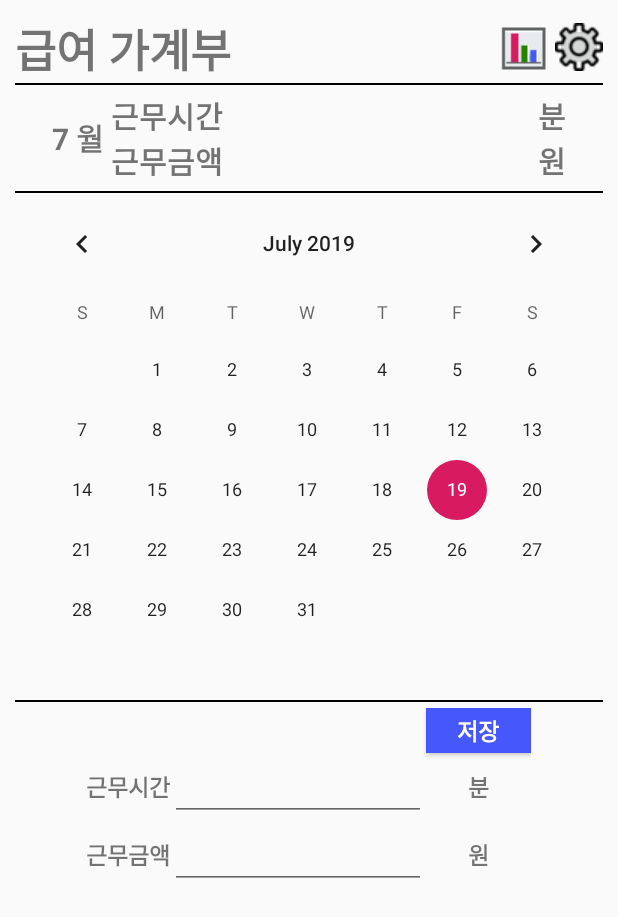
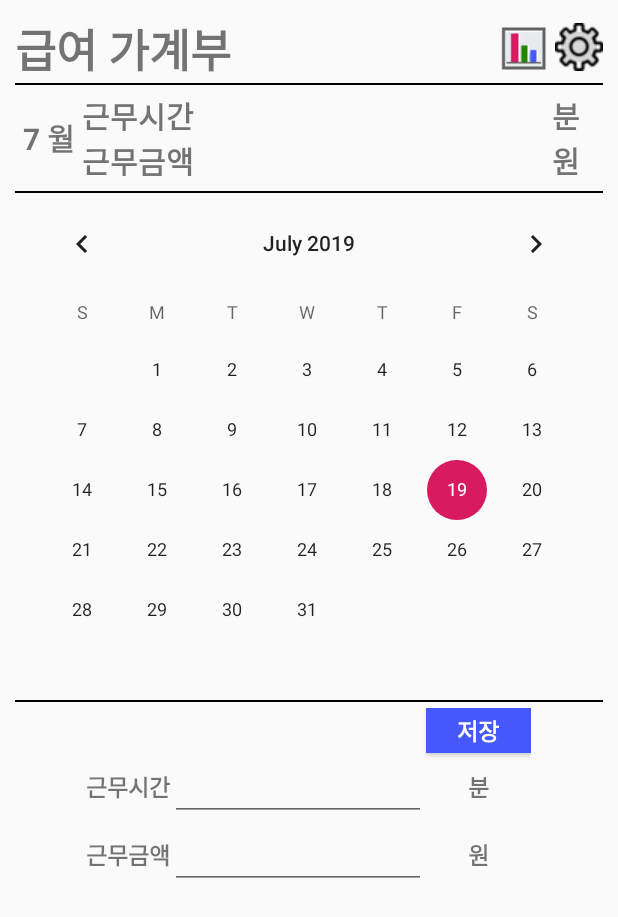
Before and after one commit to jhoon100/AccountManager, an Android app: the screen it shows after launch (MainActivity), on a phone screen of 412 x 824 dp. Shown: the top 917 px of the screen. Run offline under Robolectric (Android 15) with nearby library versions, the phone set to English and light mode, and no system bars.

Commit message:
타이틀 레이아웃 변경

```diff
--- a/app/src/main/java/com/bjh/myaccountmanager/StatisticsActivity.java
+++ b/app/src/main/java/com/bjh/myaccountmanager/StatisticsActivity.java
@@ -4,6 +4,7 @@ import android.app.DatePickerDialog;
 import android.os.Bundle;
 import android.support.v7.app.AppCompatActivity;
 import android.widget.DatePicker;
+import android.widget.TextView;
 
 import com.bjh.myaccountmanager.util.StringUtil;
 
@@ -11,13 +12,18 @@ public class StatisticsActivity extends AppCompatActivity {
 
     DatePickerDialog datePickerDialog;
 
+    TextView txtSrhStartDate;
+    TextView txtSrhEndDate;
+
     @Override
     protected void onCreate(Bundle savedInstanceState){
         super.onCreate(savedInstanceState);
         setContentView(R.layout.activity_statistics);
 
-        datePickerDialog =  new DatePickerDialog(this, listener, Integer.valueOf(StringUtil.getCurYear()), Integer.valueOf(StringUtil.getCurMonth())-1, Integer.valueOf(StringUtil.getCurDay()));
+        txtSrhStartDate = (TextView) findViewById(R.id.txtSrhStartDate);
+        txtSrhEndDate = (TextView) findViewById(R.id.txtSrhEndDate);
 
+        datePickerDialog = new DatePickerDialog(this, listener, Integer.valueOf(StringUtil.getCurYear()), Integer.valueOf(StringUtil.getCurMonth())-1, Integer.valueOf(StringUtil.getCurDay()));
         datePickerDialog.show();
     }
 
--- a/app/src/main/res/layout/activity_main.xml
+++ b/app/src/main/res/layout/activity_main.xml
@@ -60,7 +60,7 @@
             android:background="@color/black" />
 
         <GridLayout
-            android:layout_width="wrap_content"
+            android:layout_width="match_parent"
             android:layout_height="wrap_content"
             android:columnCount="4"
             android:rowCount="2"
@@ -69,7 +69,7 @@
             android:orientation="horizontal">
 
             <TextView
-                android:layout_width="match_parent"
+                android:layout_width="wrap_content"
                 android:layout_height="match_parent"
                 android:text="@string/month"
                 android:id="@+id/monthTitle"
@@ -81,7 +81,7 @@
                 android:layout_gravity="center" />
 
             <TextView
-                android:layout_width="match_parent"
+                android:layout_width="wrap_content"
                 android:layout_height="match_parent"
                 android:text="@string/titleTime"
                 android:layout_column="1"
@@ -96,22 +96,23 @@
                 android:layout_row="0"
                 android:textSize="20sp"
                 android:textStyle="bold"
-                android:ems="9"
+                android:ems="7"
                 android:gravity="end"/>
 
             <TextView
                 android:id="@+id/timeComment2"
-                android:layout_width="match_parent"
+                android:layout_width="wrap_content"
                 android:layout_height="match_parent"
                 android:text="@string/labelHour"
                 android:layout_column="3"
                 android:layout_row="0"
                 android:textSize="20sp"
                 android:textStyle="bold"
-                android:layout_gravity="end"/>
+                android:layout_gravity="end"
+                android:paddingRight="10sp" />
 
             <TextView
-                android:layout_width="match_parent"
+                android:layout_width="wrap_content"
                 android:layout_height="match_parent"
                 android:text="@string/titleAmount"
                 android:layout_column="1"
@@ -124,20 +125,21 @@
                 android:id="@+id/txtSumAmount"
                 android:layout_row="1"
                 android:layout_column="2"
-                android:ems="9"
+                android:ems="7"
                 android:gravity="end"
                 android:textSize="20sp"
                 android:textStyle="bold" />
 
             <TextView
-                android:layout_width="match_parent"
+                android:layout_width="wrap_content"
                 android:layout_height="match_parent"
                 android:text="@string/labelWon"
                 android:layout_column="3"
                 android:layout_row="1"
                 android:textSize="20sp"
                 android:textStyle="bold"
-                android:layout_gravity="end" />
+                android:layout_gravity="end"
+                android:paddingRight="10sp" />
 
         </GridLayout>
 
```
